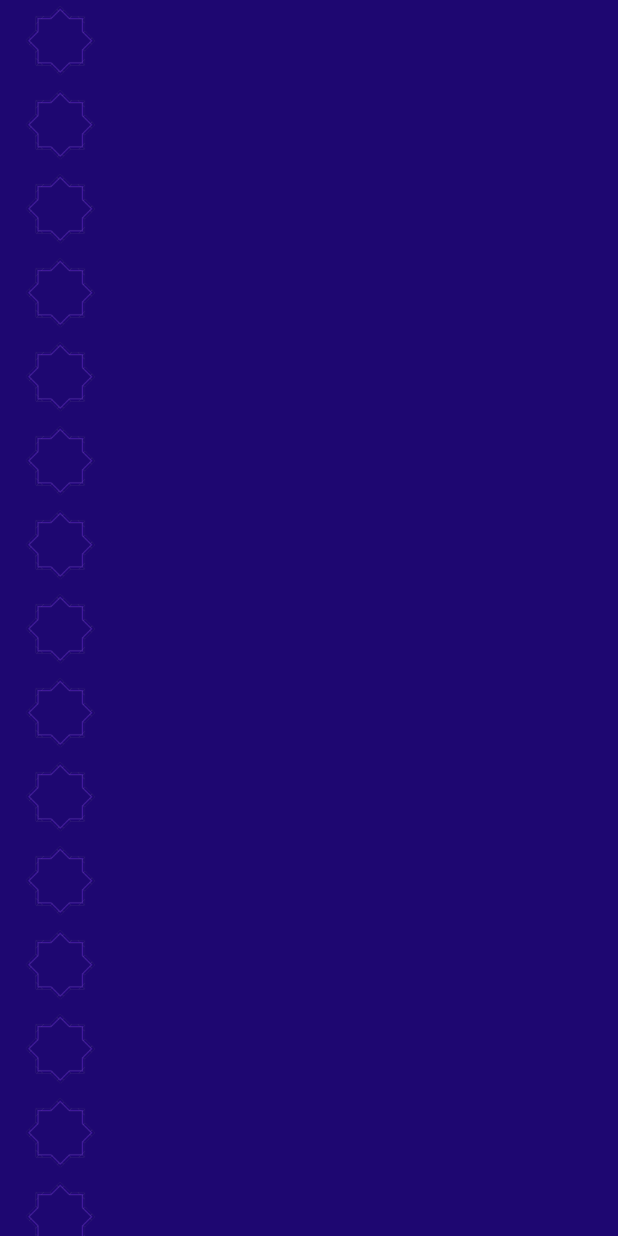
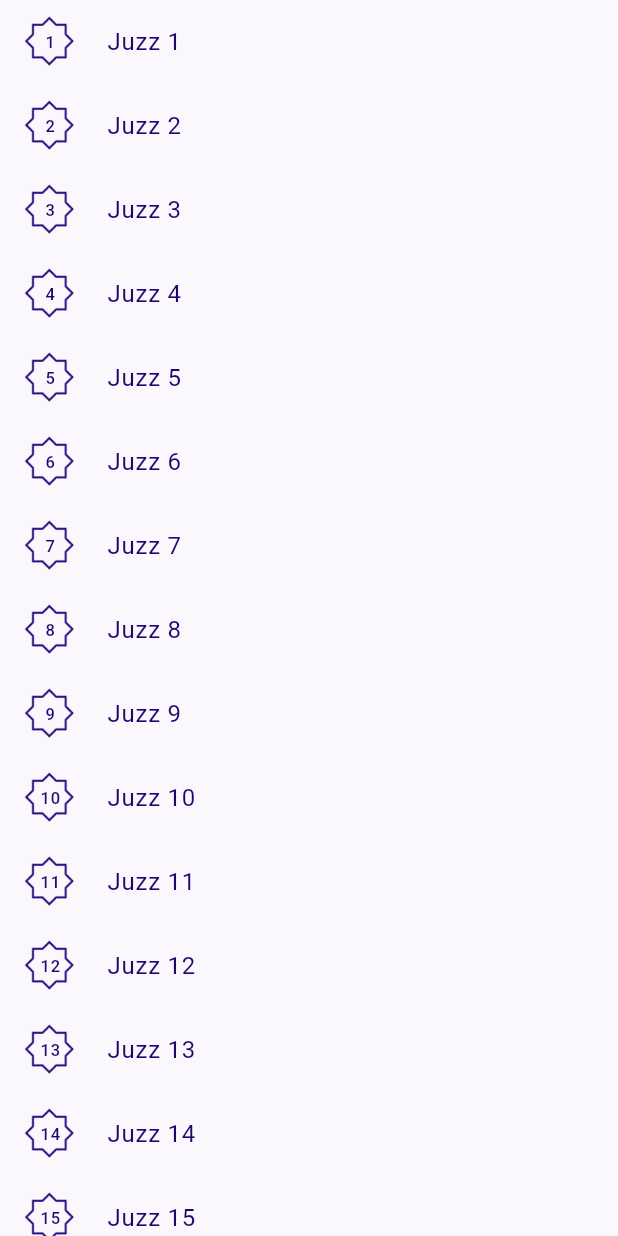
Before and after one commit to FirmanMulyawan/getx_quran, a Flutter app: the JuzzView widget shown alone on an empty page, opened directly, on a phone screen of 412 x 824 dp. Run offline on Flutter 3.47's test engine with Material 3 defaults, Android fonts, the phone set to English and light mode, and no system bars; our stand-ins replace gap, get, lottie; missing offline and left inert: flutter_lazy_indexed_stack.

Commit message:
video 10

```diff
--- a/lib/app/modules/home/views/juzz/juzz.dart
+++ b/lib/app/modules/home/views/juzz/juzz.dart
@@ -1,9 +1,15 @@
+import 'package:get/get.dart';
+
 import '../../../../../component/config/app_const.dart';
-import '../../../../../component/config/app_style.dart';
 import 'package:flutter/material.dart';
 
-class JuzzView extends StatelessWidget {
-  const JuzzView({super.key});
+import '../surah/surah_controller.dart';
+import 'juzz_controller.dart';
+
+class JuzzView extends GetView<JuzzController> {
+  final surahController = Get.find<SurahController>();
+
+  JuzzView({super.key});
 
   @override
   Widget build(BuildContext context) {
@@ -12,24 +18,21 @@ class JuzzView extends StatelessWidget {
       itemBuilder: (context, index) {
         return ListTile(
           onTap: () {},
-          leading: Container(
-            height: 50,
-            width: 50,
-            decoration: BoxDecoration(
-                image: DecorationImage(image: AssetImage(AppConst.imageList))),
-            child: Center(
-                child: Text(
-              "${index + 1}",
-              style: const TextStyle(
-                color: AppStyle.purpleDark,
-              ),
-            )),
-          ),
+          leading: Obx(() => Container(
+                height: 35,
+                width: 35,
+                decoration: BoxDecoration(
+                    image: DecorationImage(
+                        image: AssetImage(surahController.isDark.isTrue
+                            ? AppConst.imageListDark
+                            : AppConst.imageList))),
+                child: Center(
+                    child: Text(
+                  "${index + 1}",
+                )),
+              )),
           title: Text(
             " Juzz ${index + 1}",
-            style: const TextStyle(
-              color: AppStyle.purpleDark,
-            ),
           ),
         );
       },
--- /dev/null
+++ b/lib/app/modules/home/views/juzz/juzz_controller.dart
@@ -0,0 +1,3 @@
+import 'package:get/get.dart';
+
+class JuzzController extends GetxController {}
--- a/lib/app/modules/home/views/surah/surah_controller.dart
+++ b/lib/app/modules/home/views/surah/surah_controller.dart
@@ -5,6 +5,8 @@ import 'dart:convert';
 import '../../../../data/models/ayat.dart';
 
 class SurahController extends GetxController {
+  RxBool isDark = false.obs;
+
   Future<List<Surah>> getAllSurah() async {
     Uri url = Uri.parse("https://api.quran.gading.dev/surah");
     var response = await http.get(url);
--- a/lib/app/routes/app_pages.dart
+++ b/lib/app/routes/app_pages.dart
@@ -19,7 +19,7 @@ class AppPages {
   static final routes = [
     GetPage(
       name: _Paths.home,
-      page: () => const HomeView(),
+      page: () => HomeView(),
       binding: HomeBinding(),
     ),
     GetPage(
--- a/lib/main.dart
+++ b/lib/main.dart
@@ -8,10 +8,10 @@ void main() {
   runApp(
     GetMaterialApp(
       // debugShowCheckedModeBanner: false,
-      theme: AppTheme.themeDark,
+      theme: AppTheme.themeLight,
       darkTheme: AppTheme.themeDark,
       title: "Application",
-      initialRoute: Routes.home,
+      initialRoute: Routes.introduction,
       getPages: AppPages.routes,
     ),
   );
```
Also changed, not shown: lib/app/modules/home/views/home_view.dart (+24 -8 lines), lib/app/modules/home/views/surah/surah.dart (+8 -18 lines), lib/component/config/app_theme.dart (+22 -0 lines), 1 other file.
